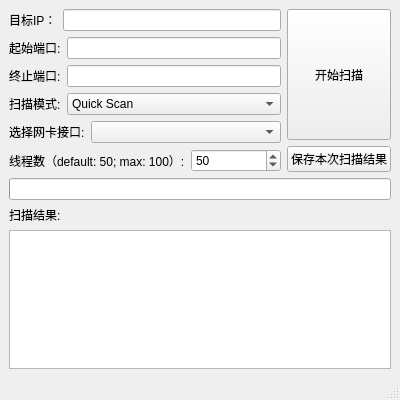
Old version of the form qt/portscannerwindow.ui in the repository JJLibra/XScanner.
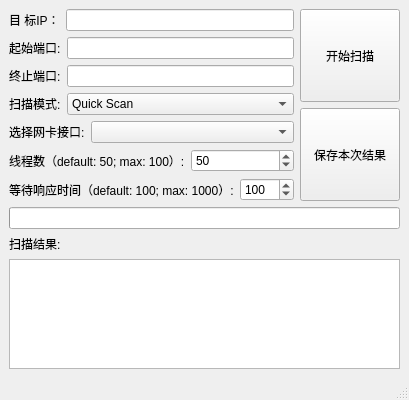
New version of the form.

Commit message: ✨ feat: 自定义线程数和等待时延

The edit to the form file:
```diff
--- a/qt/portscannerwindow.ui
+++ b/qt/portscannerwindow.ui
@@ -24,7 +24,7 @@
           <item>
            <widget class="QLabel">
             <property name="text">
-             <string>目标IP：</string>
+             <string>目 标IP：</string>
             </property>
            </widget>
           </item>
@@ -178,6 +178,30 @@
           </item>
          </layout>
         </item>
+        <item>
+         <layout class="QHBoxLayout">
+          <item>
+           <widget class="QLabel">
+            <property name="text">
+             <string>等待响应时间（default: 100; max: 1000）:</string>
+            </property>
+           </widget>
+          </item>
+          <item>
+           <widget class="QSpinBox" name="tcpDelaySpinBox">
+            <property name="minimum">
+             <number>1</number>
+            </property>
+            <property name="maximum">
+             <number>1000</number>
+            </property>
+            <property name="value">
+             <number>100</number>
+            </property>
+           </widget>
+          </item>
+         </layout>
+        </item>
        </layout>
       </item>
       <item>
@@ -204,7 +228,19 @@
         <item>
          <widget class="QPushButton" name="saveLogButton">
           <property name="text">
-           <string>保存本次扫描结果</string>
+           <string>保存本次结果</string>
+          </property>
+          <property name="sizePolicy">
+           <sizepolicy hsizetype="Preferred" vsizetype="Preferred">
+            <horstretch>0</horstretch>
+            <verstretch>0</verstretch>
+           </sizepolicy>
+          </property>
+          <property name="minimumSize">
+           <size>
+            <width>100</width>
+            <height>80</height>
+           </size>
           </property>
          </widget>
         </item>
```
The commit also changes 2 other files.
